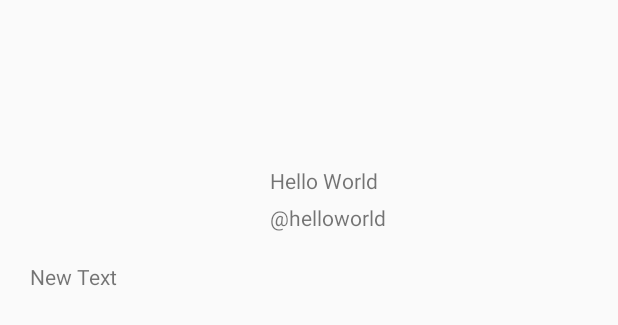
After one commit to ctweng/androidAppPractice, an Android app: the layout item_profile_main.xml on its own in the app's theme, with its tools: preview values and no code run, on a phone screen of 412 x 824 dp. The commit adds this screen. Shown: the top 325 px of the screen. Run offline under Robolectric (Android 15) with nearby library versions, the phone set to English and light mode, and no system bars.

Commit message:
init profile page

```diff
--- a/week34_simpleTwitterClient/app/src/main/AndroidManifest.xml
+++ b/week34_simpleTwitterClient/app/src/main/AndroidManifest.xml
@@ -53,6 +53,10 @@
             android:name=".activities.TimelineActivity"
             android:label="@string/title_activity_timeline" >
         </activity>
+        <activity
+            android:name=".activities.ProfileActivity"
+            android:label="@string/title_activity_profile" >
+        </activity>
     </application>
 
 </manifest>
--- a/week34_simpleTwitterClient/app/src/main/java/idlycyme/practice/apps/twitter/adapters/TimelineFragmentPagerAdapter.java
+++ b/week34_simpleTwitterClient/app/src/main/java/idlycyme/practice/apps/twitter/adapters/TimelineFragmentPagerAdapter.java
@@ -41,7 +41,6 @@ public class TimelineFragmentPagerAdapter extends FragmentPagerAdapter {
             fragments.put(position, fragment);
             Log.i("----fragments", fragments.toString());
         }
-        Log.i("aaaa", fragment.toString());
         return fragment;
     }
 
--- /dev/null
+++ b/week34_simpleTwitterClient/app/src/main/res/layout/item_profile_main.xml
@@ -0,0 +1,56 @@
+<?xml version="1.0" encoding="utf-8"?>
+<RelativeLayout xmlns:android="http://schemas.android.com/apk/res/android"
+    android:orientation="vertical" android:layout_width="match_parent"
+    android:layout_height="match_parent"
+    android:weightSum="1">
+
+    <ImageView
+        android:layout_width="fill_parent"
+        android:layout_height="100dp"
+        android:id="@+id/ivProfileBanner" />
+
+    <ImageView
+        android:layout_width="wrap_content"
+        android:layout_height="wrap_content"
+        android:id="@+id/ivProfileImage"
+        android:minHeight="60dp"
+        android:minWidth="60dp"
+        android:layout_marginLeft="75dp"
+        android:layout_marginTop="75dp" />
+
+    <TextView
+        android:layout_width="212dp"
+        android:layout_height="wrap_content"
+        android:text="Hello World"
+        android:id="@+id/tvScreenname"
+        android:layout_alignBottom="@+id/ivProfileImage"
+        android:layout_alignParentRight="true"
+        android:layout_alignParentEnd="true"
+        android:layout_marginRight="20dp"
+        android:layout_marginLeft="10dp"
+        android:layout_marginTop="5dp"
+        android:layout_marginBottom="5dp" />
+
+    <TextView
+        android:layout_width="wrap_content"
+        android:layout_height="wrap_content"
+        android:text="\@helloworld"
+        android:id="@+id/tvUsername"
+        android:layout_below="@+id/tvScreenname"
+        android:layout_toRightOf="@+id/ivProfileImage"
+        android:layout_alignStart="@+id/tvScreenname" />
+
+    <TextView
+        android:layout_width="wrap_content"
+        android:layout_height="wrap_content"
+        android:text="New Text"
+        android:id="@+id/tvDescription"
+        android:layout_below="@+id/tvUsername"
+        android:layout_centerHorizontal="true"
+        android:layout_marginLeft="20dp"
+        android:layout_marginTop="20dp"
+        android:layout_marginRight="20dp"
+        android:layout_alignParentEnd="true"
+        android:layout_alignParentStart="true" />
+
+</RelativeLayout>
--- a/week34_simpleTwitterClient/app/src/main/res/values/strings.xml
+++ b/week34_simpleTwitterClient/app/src/main/res/values/strings.xml
@@ -12,5 +12,6 @@
 <!-- TODO: Remove or change this placeholder text -->
     <string name="hello_blank_fragment">Hello blank fragment</string>
     <string name="action_logout">logout</string>
+    <string name="title_activity_profile">Profile</string>
 
 </resources>
```
Also changed, not shown: week34_simpleTwitterClient/app/src/main/java/idlycyme/practice/apps/twitter/activities/BaseTwitterActivity.java (+32 -2 lines), week34_simpleTwitterClient/app/src/main/java/idlycyme/practice/apps/twitter/activities/ProfileActivity.java (added, +261 -0 lines), week34_simpleTwitterClient/app/src/main/java/idlycyme/practice/apps/twitter/activities/TimelineActivity.java (+4 -10 lines), week34_simpleTwitterClient/app/src/main/java/idlycyme/practice/apps/twitter/adapters/TweetsArrayAdapter.java (+31 -3 lines), week34_simpleTwitterClient/app/src/main/java/idlycyme/practice/apps/twitter/libraries/TwitterClient.java (+24 -14 lines), week34_simpleTwitterClient/app/src/main/java/idlycyme/practice/apps/twitter/models/User.java (+90 -0 lines), week34_simpleTwitterClient/app/src/main/java/idlycyme/practice/apps/twitter/templates/TimelineFragment.java (+8 -1 lines), week34_simpleTwitterClient/app/src/main/java/idlycyme/practice/apps/twitter/templates/TweetDetailFragment.java (+12 -7 lines), week34_simpleTwitterClient/app/src/main/res/layout/activity_profile.xml (added, +14 -0 lines), 1 other file.
